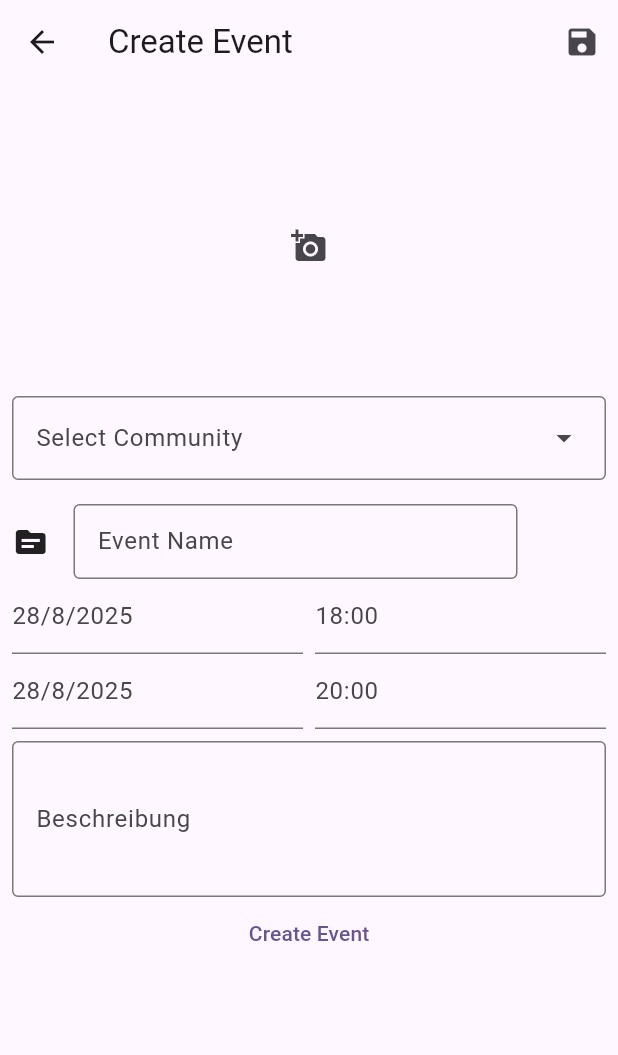
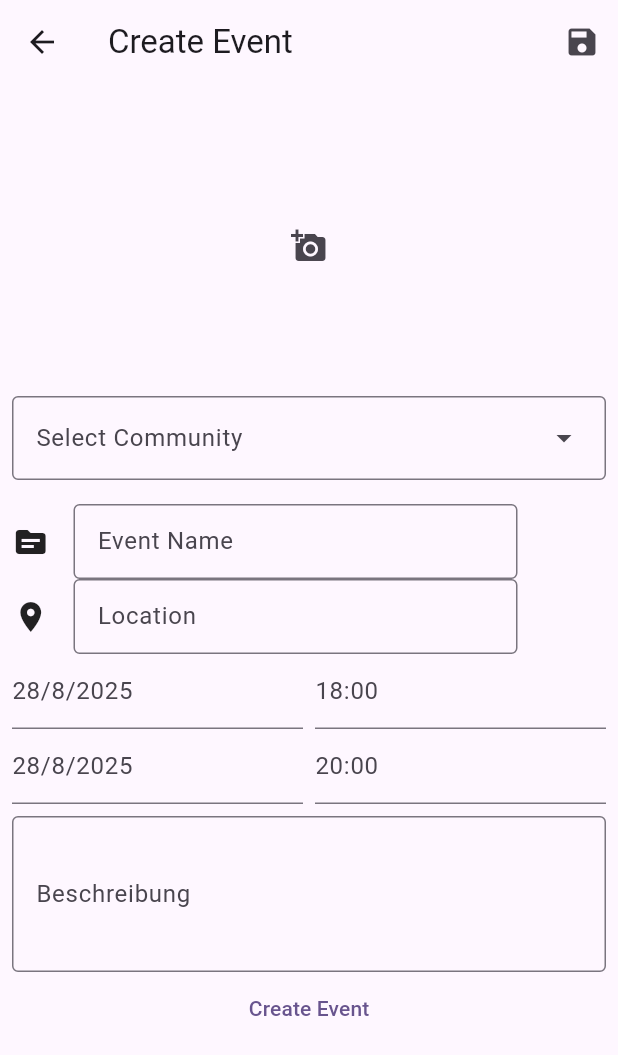
Before and after one commit to zindlsn/meet_christ, a Flutter app: the NewEventPage screen opened directly, on a phone screen of 412 x 824 dp. Shown: the top 1055 px of the screen. Run offline on Flutter 3.47's test engine with Material 3 defaults, Android fonts, the light colour scheme and no system bars; our stand-ins replace cloud_firestore, firebase_auth, firebase_core, firebase_storage, flutter_login, flutter_secure_storage and 5 more; missing offline and left inert: google_mlkit_text_recognition, maps_launcher; accounts and stored records are empty.

Commit message:
some bug fixes

```diff
--- a/lib/pages/event_detail_page.dart
+++ b/lib/pages/event_detail_page.dart
@@ -88,8 +88,8 @@ class _EventDetailpageState extends State<EventDetailpage> {
                     children: [
                       SizedBox(
                         height: 200,
-                        child: Hero(
-                          tag: 'dash1001251',
+                        child: HeroMode(
+                          enabled: false,
                           child: Image.asset(
                             "assets/images/placeholder_church.png",
                             fit: BoxFit.fill,
@@ -99,7 +99,6 @@ class _EventDetailpageState extends State<EventDetailpage> {
                       ),
                       Padding(
                         padding: const EdgeInsets.all(8.0),
-                        child: Expanded(
                         child: Column(
                           crossAxisAlignment: CrossAxisAlignment.start,
                           children: [
@@ -149,7 +148,6 @@ class _EventDetailpageState extends State<EventDetailpage> {
                             ),
                             Container(height: 500, color: Colors.red), */
                           ],
-                          ),
                         ),
                       ),
                     ],
--- a/lib/pages/new_event_page.dart
+++ b/lib/pages/new_event_page.dart
@@ -139,6 +139,32 @@ class _NewEventPageState extends State<NewEventPage> {
                       child: Column(
                         children: [
                           CustomTextfield(),
+                          Row(
+                            children: [
+                              SizedBox(
+                                height: 50,
+                                width: 25,
+                                child: Icon(Icons.location_on),
+                              ),
+                              SizedBox(
+                                height: 50,
+                                width: MediaQuery.of(context).size.width - 100,
+                                child: Padding(
+                                  padding: const EdgeInsets.only(left: 16.0),
+                                  child: TextFormField(
+                                    initialValue: text,
+                                    decoration: InputDecoration(
+                                      labelText: 'Location',
+                                      border: OutlineInputBorder(),
+                                    ),
+                                    onChanged: (value) {
+                                      model.setLocation(location: value);
+                                    },
+                                  ),
+                                ),
+                              ),
+                            ],
+                          ),
                           Row(
                             children: [
                               Expanded(
--- a/lib/view_models/new_event_view_model.dart
+++ b/lib/view_models/new_event_view_model.dart
@@ -28,8 +28,6 @@ class NewEventViewModel extends ChangeNotifier {
   List<Community> communities = [];
   List<Group> groups = [];
 
-  void saveEvent() {}
-
   void loadMyCommunities() async {
     communities = await communitiesRepository.getAllCommunities();
     notifyListeners();
@@ -48,6 +46,12 @@ class NewEventViewModel extends ChangeNotifier {
   String title = "";
   void setTitle({required String title}) {
     this.title = title;
+    notifyListeners();
+  }
+
+  String location = "";
+  void setLocation({required String location}) {
+    this.location = location;
     notifyListeners();
   }
 
@@ -84,7 +88,7 @@ class NewEventViewModel extends ChangeNotifier {
         _selectedEndTime.hour,
         _selectedEndTime.minute,
       ),
-      location: 'Event Location',
+      location: location,
       image: imageAsBytes,
     );
 
```
Lines whose indentation alone changed are shown as unchanged.
